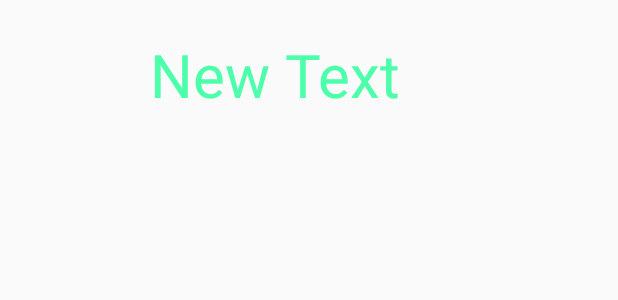
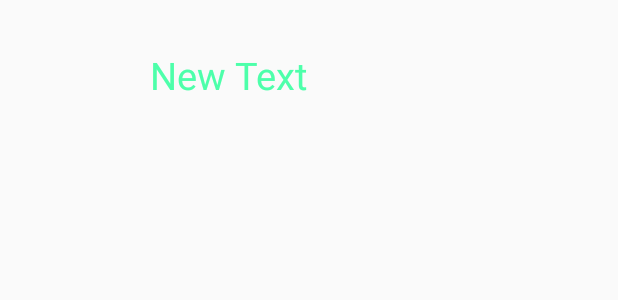
Before and after one commit to ksumanont/Traffic_masterUNG29082015, an Android app: the layout traffic_listview.xml on its own in the app's theme, with its tools: preview values and no code run, on a phone screen of 412 x 824 dp. Shown: the top 300 px of the screen. Run offline under Robolectric (Android 15) with nearby library versions, the phone set to English and light mode, and no system bars.

```diff
--- a/app/src/main/res/layout/traffic_listview.xml
+++ b/app/src/main/res/layout/traffic_listview.xml
@@ -13,8 +13,9 @@
         android:layout_height="wrap_content"
         android:text="New Text"
         android:id="@+id/TxtShowTitle"
-        android:textSize="@dimen/h1"
+        android:textSize="@dimen/h11"
         android:layout_gravity="center_vertical"
-        android:textColor="@color/text" />
+        android:textColor="@color/text"
+        android:textIsSelectable="true" />
 
 </LinearLayout>
--- a/app/src/main/res/values/dimens.xml
+++ b/app/src/main/res/values/dimens.xml
@@ -3,6 +3,7 @@
     <dimen name="activity_horizontal_margin">16dp</dimen>
     <dimen name="activity_vertical_margin">16dp</dimen>
     <dimen name="h1">40sp</dimen> //size text  on page 1
+    <dimen name="h11">25sp</dimen> //size text at list view  on page 1
     <dimen name="h2">20sp</dimen>  //size text list view
     <dimen name="icon">100dp</dimen>   //size small photo on page1
     <dimen name="image">250dp</dimen>   //size big photo on page2
```
Also changed, not shown: app/src/main/java/joydroid/kanokpan/hello/MainActivity.java (+33 -0 lines).
